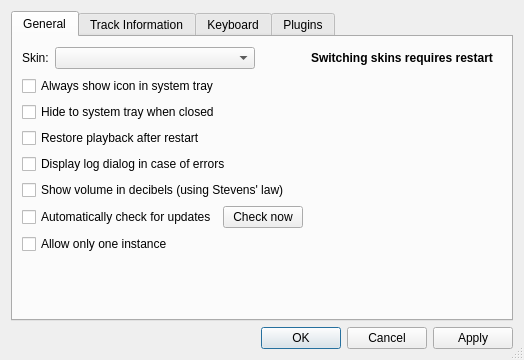
The window that src/preferencesDialog.ui (nulloy/nulloy) describes before a commit, drawn with Qt 5.
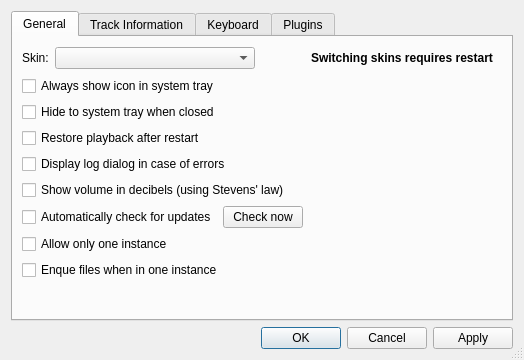
The same window after the commit. Custom widgets are drawn as their Qt base class.

Commit message: enque files in one instance

Patch:
```diff
--- a/src/preferencesDialog.ui
+++ b/src/preferencesDialog.ui
@@ -195,6 +195,13 @@
          </property>
         </widget>
        </item>
+       <item>
+        <widget class="QCheckBox" name="enqueFilesCheckBox">
+         <property name="text">
+          <string>Enque files when in one instance </string>
+         </property>
+        </widget>
+       </item>
        <item>
         <spacer name="verticalSpacer">
          <property name="orientation">
```
Left out of the diff: 4 changed lines with no effect on the pictures. The commit also changes 3 other files.
